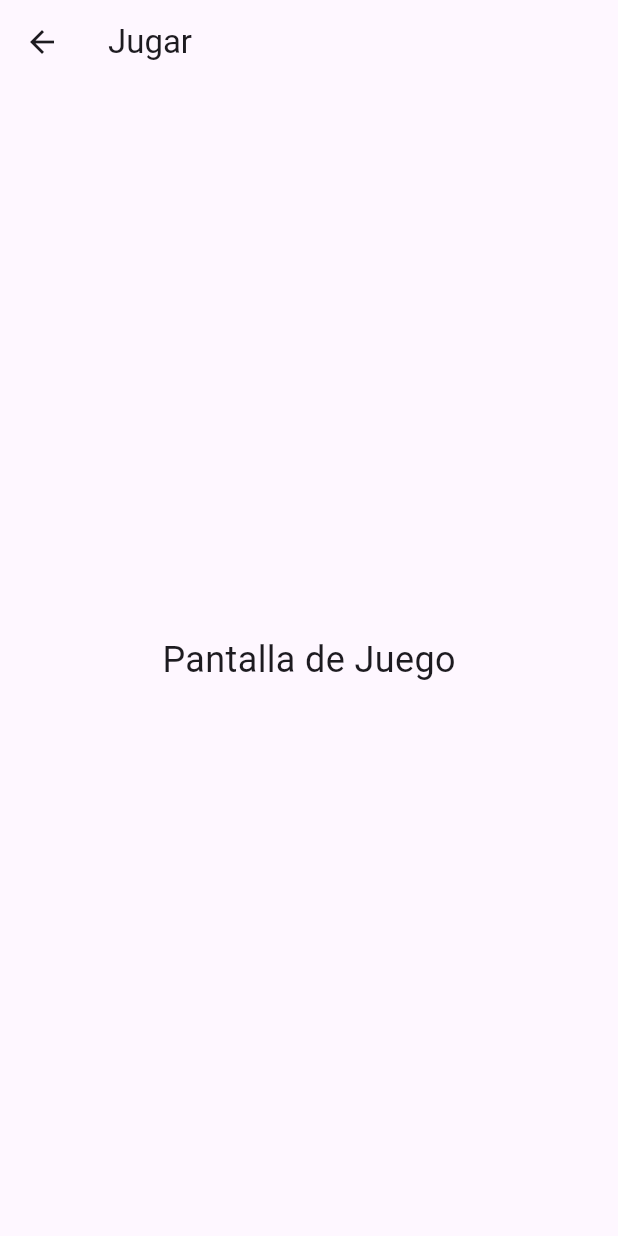
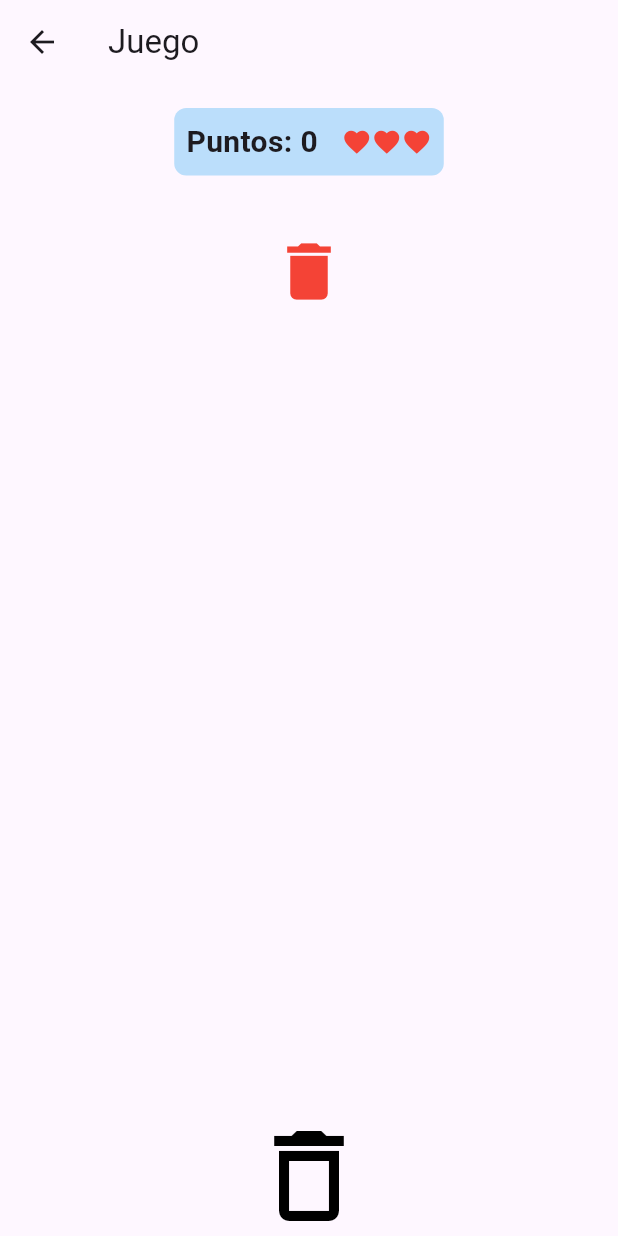
Before and after one commit to Gennalop/LP-Videogame, a Flutter app: the screen it shows after launch, after a tap on "Jugar", on a phone screen of 412 x 824 dp. Run offline on Flutter 3.47's test engine with Material 3 defaults, Android fonts, the phone set to English and light mode, and no system bars.

Commit message:
pantalla_juego

```diff
--- a/frontend/lib/screens/pages/jugar_page.dart
+++ b/frontend/lib/screens/pages/jugar_page.dart
@@ -1,17 +1,56 @@
 import 'package:flutter/material.dart';
+import '../../widgets/falling_object.dart';
+import '../../widgets/trash_bin.dart';
+import '../../widgets/score_panel.dart';
 
-class JugarPage extends StatelessWidget {
-  const JugarPage({super.key});
+class JugarPage extends StatefulWidget {
+  final String playerId;
+
+  const JugarPage({super.key, this.playerId = "jugador1"});
+
+  @override
+  _JugarPageState createState() => _JugarPageState();
+}
+
+class _JugarPageState extends State<JugarPage> {
+  int score = 0;
+  int lives = 3;
+
+  void increaseScore() {
+    setState(() {
+      score++;
+    });
+  }
+
+  void decreaseLives() {
+    setState(() {
+      if (lives > 0) {
+        lives--;
+      }
+    });
+  }
 
   @override
   Widget build(BuildContext context) {
     return Scaffold(
-      appBar: AppBar(title: const Text("Jugar")),
-      body: const Center(
-        child: Text(
-          "Pantalla de Juego",
-          style: TextStyle(fontSize: 24),
-        ),
+      appBar: AppBar(title: const Text("Juego")),
+      body: Stack(
+        children: [
+          // Panel de puntuación
+          Align(
+            alignment: Alignment.topCenter,
+            child: ScorePanel(score: score, lives: lives),
+          ),
+
+          // Objeto que cae
+          FallingObject(onCatch: increaseScore),
+
+          // Basurero en el fondo
+          Align(
+            alignment: Alignment.bottomCenter,
+            child: TrashBin(),
+          ),
+        ],
       ),
     );
   }
--- /dev/null
+++ b/frontend/lib/widgets/falling_object.dart
@@ -0,0 +1,50 @@
+import 'package:flutter/material.dart';
+import 'dart:async';
+
+class FallingObject extends StatefulWidget {
+  final VoidCallback onCatch;
+
+  const FallingObject({super.key, required this.onCatch});
+
+  @override
+  _FallingObjectState createState() => _FallingObjectState();
+}
+
+class _FallingObjectState extends State<FallingObject> {
+  double top = 0;
+  Timer? timer;
+
+  @override
+  void initState() {
+    super.initState();
+    startFalling();
+  }
+
+  void startFalling() {
+    timer = Timer.periodic(const Duration(milliseconds: 50), (t) {
+      setState(() {
+        top += 5;
+        if (top > 500) {
+          top = 0;
+          widget.onCatch();
+        }
+      });
+    });
+  }
+
+  @override
+  void dispose() {
+    timer?.cancel();
+    super.dispose();
+  }
+
+  @override
+  Widget build(BuildContext context) {
+    return AnimatedPositioned(
+      duration: const Duration(milliseconds: 50),
+      top: top,
+      left: MediaQuery.of(context).size.width / 2 - 25,
+      child: const Icon(Icons.delete, size: 50, color: Colors.red),
+    );
+  }
+}
--- /dev/null
+++ b/frontend/lib/widgets/score_panel.dart
@@ -0,0 +1,47 @@
+import 'package:flutter/material.dart';
+
+class ScorePanel extends StatelessWidget {
+  final int score;
+  final int lives;
+
+  const ScorePanel({
+    super.key,
+    required this.score,
+    this.lives = 3,
+  });
+
+  @override
+  Widget build(BuildContext context) {
+    return Container(
+      margin: const EdgeInsets.all(16),
+      padding: const EdgeInsets.all(8),
+      decoration: BoxDecoration(
+        color: Colors.blue.shade100,
+        borderRadius: BorderRadius.circular(8),
+      ),
+      child: Row(
+        mainAxisSize: MainAxisSize.min,
+        children: [
+          // Puntuación
+          Text(
+            "Puntos: $score",
+            style: const TextStyle(fontSize: 20, fontWeight: FontWeight.bold),
+          ),
+
+          const SizedBox(width: 16),
+
+          // Barra de vidas con corazones
+          Row(
+            children: List.generate(3, (index) {
+              return Icon(
+                Icons.favorite,
+                size: 20,
+                color: index < lives ? Colors.red : Colors.grey.shade300,
+              );
+            }),
+          ),
+        ],
+      ),
+    );
+  }
+}
--- /dev/null
+++ b/frontend/lib/widgets/trash_bin.dart
@@ -0,0 +1,14 @@
+import 'package:flutter/material.dart';
+
+class TrashBin extends StatelessWidget {
+  const TrashBin({super.key});
+
+  @override
+  Widget build(BuildContext context) {
+    return const Icon(
+      Icons.delete_outline,
+      size: 80,
+      color: Colors.black,
+    );
+  }
+}
```
Also changed, not shown: frontend/pubspec.lock, 14 other files.
